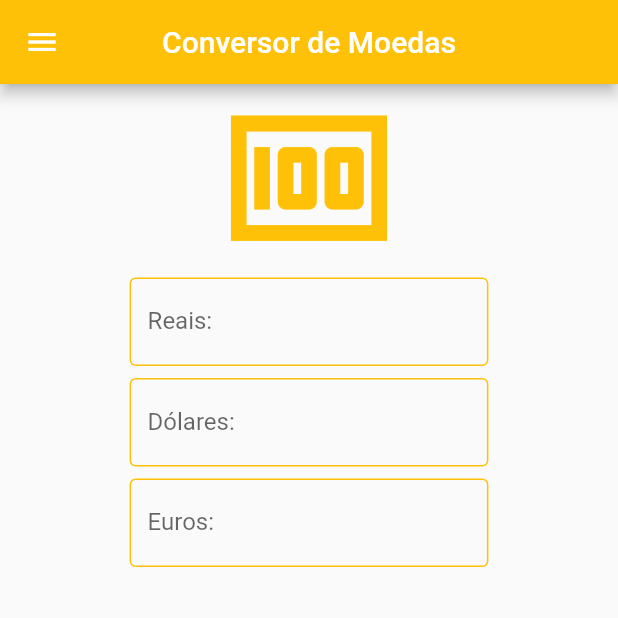
After one commit to matheusAparicio/flutterStudies, a Flutter app: the screen it shows after launch, in the side drawer, after a tap on "Conversor de Moedas", on a phone screen of 412 x 824 dp, the top half of it. The commit adds this screen. Run offline on Flutter 3.47's test engine with Material 2 defaults, Android fonts, the phone set to English and light mode, and no system bars.

Commit message:
adicao da pagina conversor de moedas

```diff
--- /dev/null
+++ b/lib/currency_converter.dart
@@ -0,0 +1,46 @@
+import 'package:estudos_flutter1/currency_text_field.dart';
+import 'package:flutter/material.dart';
+import 'package:estudos_flutter1/my_drawer.dart';
+
+class CurrencyConverter extends StatefulWidget {
+  const CurrencyConverter({Key? key}) : super(key: key);
+
+  @override
+  _CurrencyConverterState createState() => _CurrencyConverterState();
+}
+
+class _CurrencyConverterState extends State<CurrencyConverter> {
+  TextEditingController realInput = TextEditingController();
+  TextEditingController dollarInput = TextEditingController();
+  TextEditingController euroInput = TextEditingController();
+
+  @override
+  Widget build(BuildContext context) {
+    var _width = MediaQuery.of(context).size.width;
+    return Scaffold(
+      appBar: AppBar(
+        title: const Text("Conversor de Moedas"),
+        centerTitle: true,
+        backgroundColor: Colors.amber,
+      ),
+      drawer: const MyDrawer(),
+      body: Center(
+        child: SizedBox(
+          child: Column(
+            children: [
+              const Icon(Icons.money, color: Colors.amber, size: 125),
+              Row(),
+              CurrencyTextField(
+                  labelDefaultName: "Reais: ", inputController: realInput),
+              CurrencyTextField(
+                  labelDefaultName: "Dólares: ", inputController: dollarInput),
+              CurrencyTextField(
+                  labelDefaultName: "Euros: ", inputController: euroInput),
+            ],
+          ),
+          width: MediaQuery.of(context).size.width * 0.6,
+        ),
+      ),
+    );
+  }
+}
--- /dev/null
+++ b/lib/currency_text_field.dart
@@ -0,0 +1,31 @@
+import 'package:flutter/material.dart';
+
+// ignore: must_be_immutable
+class CurrencyTextField extends StatelessWidget {
+  final String labelDefaultName;
+  final TextEditingController inputController;
+  Color borderColor;
+
+  CurrencyTextField(
+      {Key? key, required this.labelDefaultName, required this.inputController, this.borderColor=Colors.amber})
+      : super(key: key);
+
+  @override
+  Widget build(BuildContext context) {
+    return Padding(
+      padding: const EdgeInsets.all(4),
+      child: TextField(
+        keyboardType: TextInputType.number,
+        controller: inputController,
+        decoration: InputDecoration(
+            labelText: labelDefaultName,
+            enabledBorder: OutlineInputBorder(
+              borderSide: BorderSide(color: borderColor),
+            ),
+            focusedBorder: OutlineInputBorder(
+              borderSide: BorderSide(color: borderColor),
+            )),
+      ),
+    );
+  }
+}
--- a/lib/main.dart
+++ b/lib/main.dart
@@ -1,8 +1,18 @@
 import 'package:flutter/material.dart';
 import 'package:estudos_flutter1/home_page.dart';
 
+import 'package:http/http.dart' as http;
+import 'dart:async';
+import 'dart:convert';
 
-void main() {
+const request = "https://api.hgbrasil.com/finance";
+
+Future<Map> getData() async {
+  http.Response response = await http.get(request);
+  return json.decode(response.body);
+}
+
+void main() async {
   runApp(const MyApp());
 }
 
@@ -12,7 +22,7 @@ class MyApp extends StatelessWidget {
   @override
   Widget build(BuildContext context) {
     return MaterialApp(
-      title: 'Flutter Project',
+      title: 'Flutter Studies',
       theme: ThemeData(
         primarySwatch: Colors.green,
       ),
--- a/lib/my_drawer.dart
+++ b/lib/my_drawer.dart
@@ -2,6 +2,7 @@ import 'package:flutter/material.dart';
 import 'package:estudos_flutter1/home_page.dart';
 import 'package:estudos_flutter1/person_counter.dart';
 import 'package:estudos_flutter1/imc_calculator.dart';
+import 'package:estudos_flutter1/currency_converter.dart';
 
 
 class MyDrawer extends StatelessWidget {
@@ -25,9 +26,14 @@ class MyDrawer extends StatelessWidget {
         MaterialPageRoute(builder: (context) => ImcCalculator()));
   }
 
+  void gotoCurrencyConverter() {
+    Navigator.pushReplacement(context,
+        MaterialPageRoute(builder: (context) => CurrencyConverter()));
+  }
+
     return Drawer(
         child: Padding(
-          padding: const EdgeInsets.fromLTRB(60, 40, 60, 80),
+          padding: const EdgeInsets.fromLTRB(40, 40, 60, 80),
           child: ListView(
             children: [
               TextButton.icon(
@@ -44,6 +50,11 @@ class MyDrawer extends StatelessWidget {
                   onPressed: gotoImcCalculator,
                   icon: const Icon(Icons.calculate, color: Colors.black),
                   label: const Text("Calculadora de IMC")),
+              const SizedBox(height: 10),
+              TextButton.icon(
+                  onPressed: gotoCurrencyConverter,
+                  icon: const Icon(Icons.money, color: Colors.black),
+                  label: const Text("Conversor de Moedas")),
             ],
           ),
         ),
```
